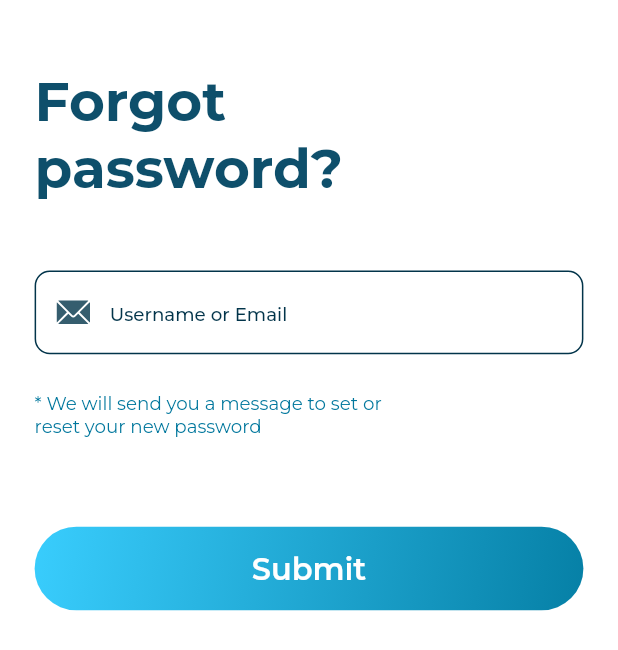
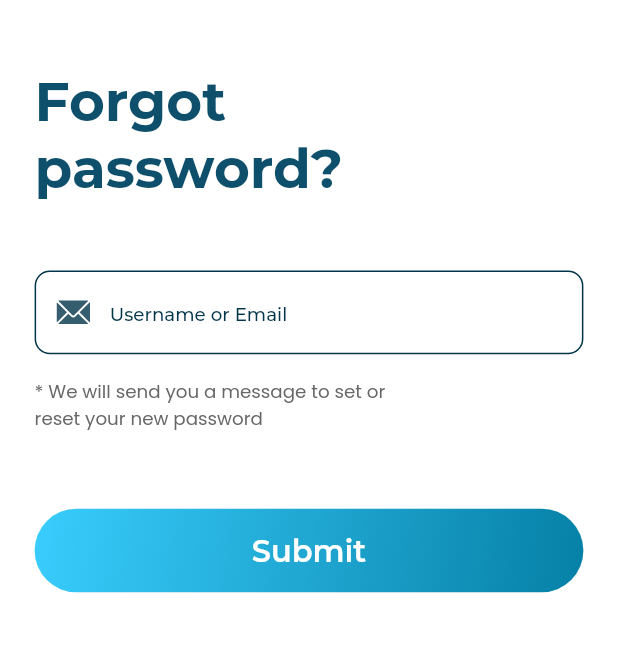
Before and after one commit to Webgenius0/eurogoods_flutter_app, a Flutter app: the ForgotPassword screen opened by its route, on a phone screen of 412 x 824 dp. Shown: the top 650 px of the screen. Run offline on Flutter 3.47's test engine with Material 3 defaults, Android fonts, the phone set to English and light mode, and no system bars; drawn by our look-alikes of auto_animated; our stand-ins replace custom_navigation_bar, dio, flutter_screenutil, flutter_svg, fluttertoast, get and 4 more; accounts and stored records are empty; project files that could hold a hidden picture were left out.

Commit message:
onboarding section completed

```diff
--- a/lib/common_widgets/custom_button.dart
+++ b/lib/common_widgets/custom_button.dart
@@ -30,7 +30,7 @@ class CustomButton extends StatelessWidget {
             end: Alignment.bottomRight, // Gradient end
           ),
           borderRadius:
-              BorderRadius.circular(30.r), // You can adjust the radius
+              BorderRadius.circular(47.r), // You can adjust the radius
         ),
         child: Text(
           text,
--- a/lib/common_widgets/custom_textformfield.dart
+++ b/lib/common_widgets/custom_textformfield.dart
@@ -1,4 +1,4 @@
-// ignore_for_file: deprecated_member_use
+// ignore_for_file: deprecated_member_use, must_be_immutable
 
 import 'package:eurogoods/constants/text_font_style.dart';
 import 'package:eurogoods/gen/colors.gen.dart';
@@ -17,9 +17,11 @@ class CustomTextFormField extends StatefulWidget {
   final Color? iconColor;
   final Color? hintTextColor;
   final TextEditingController? controller;
+  final TextInputType? keyboardType;
+  String? Function(String?)? validator;
 
-  const CustomTextFormField({
-    super.key,
+  CustomTextFormField(
+      {super.key,
       this.isPasswordField = false,
       this.hintText = 'Enter text',
       this.prefixIcon,
@@ -29,7 +31,8 @@ class CustomTextFormField extends StatefulWidget {
       this.iconColor = Colors.black,
       this.hintTextColor = Colors.grey,
       this.controller,
-  });
+      this.keyboardType,
+      this.validator});
 
   @override
   _CustomTextFormFieldState createState() => _CustomTextFormFieldState();
@@ -72,7 +75,9 @@ class _CustomTextFormFieldState extends State<CustomTextFormField> {
           Expanded(
             child: TextFormField(
               controller: widget.controller,
+              keyboardType: widget.keyboardType,
               obscureText: _obscureText,
+              validator: widget.validator,
               decoration: InputDecoration(
                 hintText: widget.hintText,
                 hintStyle:
--- a/lib/features/auth/presentation/forgot_password/presentation/forgot_password.dart
+++ /dev/null
@@ -1,93 +0,0 @@
-import 'package:eurogoods/common_widgets/custom_button.dart';
-import 'package:eurogoods/common_widgets/custom_textformfield.dart';
-import 'package:eurogoods/constants/text_font_style.dart';
-import 'package:eurogoods/gen/assets.gen.dart';
-import 'package:eurogoods/gen/colors.gen.dart';
-import 'package:eurogoods/helpers/ui_helpers.dart';
-import 'package:flutter/material.dart';
-import 'package:flutter_screenutil/flutter_screenutil.dart';
-
-class ForgotPassword extends StatefulWidget {
-  const ForgotPassword({super.key});
-
-  @override
-  // ignore: library_private_types_in_public_api
-  _ForgotPasswordState createState() => _ForgotPasswordState();
-}
-
-class _ForgotPasswordState extends State<ForgotPassword> {
-  TextEditingController nameOrEmailController = TextEditingController();
-  TextEditingController passwordController = TextEditingController();
-  @override
-  Widget build(BuildContext context) {
-    return Scaffold(
-      body: SafeArea(
-        child: SingleChildScrollView(
-          child: Column(
-            crossAxisAlignment: CrossAxisAlignment.start,
-            children: [
-              Padding(
-                padding: EdgeInsets.symmetric(
-                  horizontal: 21.w,
-                ),
-                child: Column(
-                  crossAxisAlignment: CrossAxisAlignment.start,
-                  children: [
-                    UIHelper.verticalSpace(45.h),
-                    Text(
-                      "Forgot \npassword?",
-                      style: TextFontStyle.textStyle36c0E4F6MontserratW700,
-                    ),
-                    UIHelper.verticalSpace(44.h),
-                    CustomTextFormField(
-                      hintText: 'Username or Email',
-                      prefixIcon: Assets.icons.email,
-                      backgroundColor: AppColors.cFFFFFF,
-                      borderColor: AppColors.c02344A,
-                      iconColor: AppColors.c02344A,
-                      hintTextColor: AppColors.c02344A.withOpacity(0.8.sp),
-                      controller: nameOrEmailController,
-                    ),
-                    UIHelper.verticalSpace(16.h),
-                    Row(
-                      mainAxisAlignment: MainAxisAlignment.start,
-                      children: [
-                        TextButton(
-                          style: TextButton.styleFrom(
-                              padding: EdgeInsets.symmetric(horizontal: 0.sp)),
-                          onPressed: () {},
-                          child: Text(
-                            "* We will send you a message to set or \nreset your new password",
-                            style: TextFontStyle.textStyle36c0E4F6MontserratW700
-                                .copyWith(
-                              color: AppColors.c01779D,
-                              fontSize: 12.sp,
-                              fontWeight: FontWeight.w400,
-                            ),
-                          ),
-                        ),
-                      ],
-                    ),
-                    UIHelper.verticalSpace(50.h),
-                    CustomButton(
-                      text: "Submit",
-                      onPressed: () {
-                        // NavigationService.navigateTo(
-                        //     Routes.createAccountScreen);
-                      },
-                      style: TextFontStyle.textStyle36c0E4F6MontserratW700
-                          .copyWith(
-                              color: AppColors.cFFFFFF,
-                              fontSize: 20.sp,
-                              fontWeight: FontWeight.w600),
-                    ),
-                  ],
-                ),
-              ),
-            ],
-          ),
-        ),
-      ),
-    );
-  }
-}
--- /dev/null
+++ b/lib/features/onboarding/presentation/auth/forgot_password/forgot_password.dart
@@ -0,0 +1,104 @@
+import 'package:eurogoods/common_widgets/custom_button.dart';
+import 'package:eurogoods/common_widgets/custom_textformfield.dart';
+import 'package:eurogoods/constants/text_font_style.dart';
+import 'package:eurogoods/gen/assets.gen.dart';
+import 'package:eurogoods/gen/colors.gen.dart';
+import 'package:eurogoods/helpers/ui_helpers.dart';
+import 'package:flutter/material.dart';
+import 'package:flutter_screenutil/flutter_screenutil.dart';
+
+class ForgotPassword extends StatefulWidget {
+  const ForgotPassword({super.key});
+
+  @override
+  // ignore: library_private_types_in_public_api
+  _ForgotPasswordState createState() => _ForgotPasswordState();
+}
+
+class _ForgotPasswordState extends State<ForgotPassword> {
+  // variables
+  TextEditingController nameOrEmailController = TextEditingController();
+  TextEditingController passwordController = TextEditingController();
+  final _formKey = GlobalKey<FormState>();
+
+  @override
+  Widget build(BuildContext context) {
+    return Scaffold(
+      body: SafeArea(
+        child: SingleChildScrollView(
+          child: Form(
+            key: _formKey,
+            child: Column(
+              crossAxisAlignment: CrossAxisAlignment.start,
+              children: [
+                Padding(
+                  padding: EdgeInsets.symmetric(
+                    horizontal: 21.w,
+                  ),
+                  child: Column(
+                    crossAxisAlignment: CrossAxisAlignment.start,
+                    children: [
+                      UIHelper.verticalSpace(45.h),
+                      Text(
+                        "Forgot \npassword?",
+                        style: TextFontStyle.textStyle36c0E4F6MontserratW700,
+                      ),
+                      UIHelper.verticalSpace(44.h),
+
+                      //------------email textfield-------------
+                      CustomTextFormField(
+                        hintText: 'Username or Email',
+                        prefixIcon: Assets.icons.email,
+                        backgroundColor: AppColors.cFFFFFF,
+                        borderColor: AppColors.c02344A,
+                        iconColor: AppColors.c02344A,
+                        hintTextColor: AppColors.c02344A.withOpacity(0.8.sp),
+                        controller: nameOrEmailController,
+                        validator: (value) {
+                          if (value == null || value.isEmpty) {
+                            return 'Please enter your name or email';
+                          }
+                          return null;
+                        },
+                      ),
+                      UIHelper.verticalSpace(16.h),
+                      Row(
+                        mainAxisAlignment: MainAxisAlignment.start,
+                        children: [
+                          Text(
+                            "* We will send you a message to set or \nreset your new password",
+                            style: TextFontStyle.textStyle24c848585PoppinsW400
+                                .copyWith(
+                              color: AppColors.c676767,
+                              fontSize: 12.sp,
+                              fontWeight: FontWeight.w400,
+                            ),
+                          ),
+                        ],
+                      ),
+                      UIHelper.verticalSpace(50.h),
+
+                      //------------submit button-------------
+                      CustomButton(
+                        text: "Submit",
+                        onPressed: () {
+                          // NavigationService.navigateTo(
+                          //     Routes.createAccountScreen);
+                        },
+                        style: TextFontStyle.textStyle36c0E4F6MontserratW700
+                            .copyWith(
+                                color: AppColors.cFFFFFF,
+                                fontSize: 20.sp,
+                                fontWeight: FontWeight.w600),
+                      ),
+                    ],
+                  ),
+                ),
+              ],
+            ),
+          ),
+        ),
+      ),
+    );
+  }
+}
--- a/lib/gen/colors.gen.dart
+++ b/lib/gen/colors.gen.dart
@@ -25,8 +25,14 @@ class AppColors {
   /// Color: #FF0E4F6B
   static const Color c0E4F6B = Color(0xFF0E4F6B);
 
+  /// Color: #FF335D6E
+  static const Color c335D6E = Color(0xFF335D6E);
+
   /// Color: #FF5A5C5F
   static const Color c5A5C5F = Color(0xFF5A5C5F);
+
+  /// Color: #FF676767
+  static const Color c676767 = Color(0xFF676767);
 
   /// Color: #FFFFFFFF
   static const Color cFFFFFF = Color(0xFFFFFFFF);
--- a/lib/helpers/all_routes.dart
+++ b/lib/helpers/all_routes.dart
@@ -2,8 +2,9 @@
 
 import 'dart:io';
 
-import 'package:eurogoods/features/auth/presentation/forgot_password/presentation/forgot_password.dart';
-import 'package:eurogoods/features/auth/presentation/sign_up/sign_up_screen.dart';
+import 'package:eurogoods/features/onboarding/presentation/auth/forgot_password/forgot_password.dart';
+import 'package:eurogoods/features/onboarding/presentation/auth/sign_up/sign_up_screen.dart';
+import 'package:eurogoods/welcome_screen.dart';
 import 'package:flutter/cupertino.dart';
 
 final class Routes {
@@ -34,12 +35,13 @@ final class Routes {
   static const String howToUseBitWord = '/howToUseBitWord';
   static const String settingsScreen = '/settingsScreen';
   static const String changeUserProfile = '/changeUserProfile';
-  static const String forgetPassword = '/forgetPassword';
+  // static const String forgetPassword = '/forgetPassword';
   static const String signup = '/signup';
   static const String signin = '/signin';
   static const String verification = '/verification';
   static const String newPassSet = '/new_pass_set';
   static const String forgotPassword = '/forgotPassword';
+  static const String welcomeScreen = '/welcomeScreen';
 }
 
 final class RouteGenerator {
@@ -49,7 +51,7 @@ final class RouteGenerator {
 
   static Route<dynamic>? generateRoute(RouteSettings settings) {
     switch (settings.name) {
-      case Routes.forgetPassword:
+      case Routes.forgotPassword:
         return Platform.isAndroid
             ? _FadedTransitionRoute(
                 widget: ForgotPassword(), settings: settings)
@@ -60,6 +62,10 @@ final class RouteGenerator {
             ? _FadedTransitionRoute(widget: SignUpScreen(), settings: settings)
             : CupertinoPageRoute(builder: (context) => SignUpScreen());
 
+      case Routes.welcomeScreen:
+        return Platform.isAndroid
+            ? _FadedTransitionRoute(widget: WelcomeScreen(), settings: settings)
+            : CupertinoPageRoute(builder: (context) => WelcomeScreen());
       // case Routes.defination:
       // final args = settings.arguments as Map;
       //   return Platform.isAndroid
```
Also changed, not shown: lib/features/auth/data/rx_signup/api.dart (deleted, +0 -45 lines), lib/features/auth/data/rx_signup/rx.dart (deleted, +0 -50 lines), lib/features/auth/model/sign_up_model.dart (deleted, +0 -40 lines), lib/features/onboarding/presentation/auth/sign_up/sign_up_screen.dart (renamed from lib/features/auth/presentation/sign_up/sign_up_screen.dart, +55 -36 lines), lib/networks/api_acess.dart (+3 -5 lines), lib/welcome_screen.dart (+43 -11 lines), 1 other file. Lines whose indentation alone changed are shown as unchanged.
